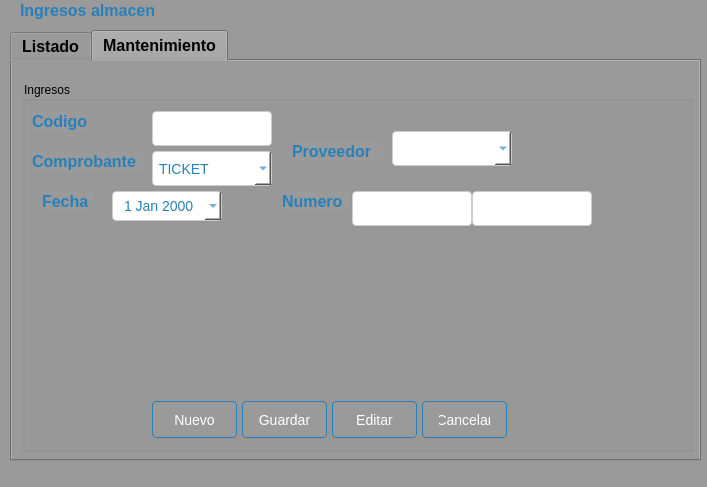
CodeDrTech/DevelopPython, file Sistema de ventas/ui/FrmIngreso.ui: the form before one commit.
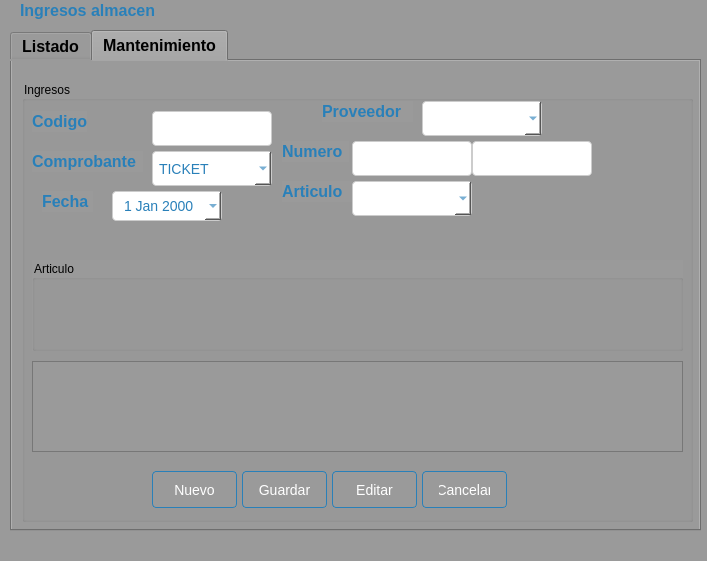
The form after the commit.

Patch:
```diff
--- a/Sistema de ventas/ui/FrmIngreso.ui
+++ b/Sistema de ventas/ui/FrmIngreso.ui
@@ -10,7 +10,7 @@
     <x>0</x>
     <y>0</y>
     <width>707</width>
-    <height>487</height>
+    <height>561</height>
    </rect>
   </property>
   <property name="windowTitle">
@@ -58,7 +58,7 @@
       <x>10</x>
       <y>30</y>
       <width>691</width>
-      <height>431</height>
+      <height>501</height>
      </rect>
     </property>
     <property name="toolTip">
@@ -515,7 +515,7 @@
         <x>10</x>
         <y>20</y>
         <width>671</width>
-        <height>371</height>
+        <height>441</height>
        </rect>
       </property>
       <property name="title">
@@ -549,7 +549,7 @@
        <property name="geometry">
         <rect>
          <x>130</x>
-         <y>320</y>
+         <y>390</y>
          <width>85</width>
          <height>37</height>
         </rect>
@@ -586,7 +586,7 @@
        <property name="geometry">
         <rect>
          <x>310</x>
-         <y>320</y>
+         <y>390</y>
          <width>85</width>
          <height>37</height>
         </rect>
@@ -623,7 +623,7 @@
        <property name="geometry">
         <rect>
          <x>220</x>
-         <y>320</y>
+         <y>390</y>
          <width>85</width>
          <height>37</height>
         </rect>
@@ -660,7 +660,7 @@
        <property name="geometry">
         <rect>
          <x>400</x>
-         <y>320</y>
+         <y>390</y>
          <width>85</width>
          <height>37</height>
         </rect>
@@ -846,8 +846,8 @@
       <widget class="QLabel" name="label_12">
        <property name="geometry">
         <rect>
-         <x>270</x>
-         <y>60</y>
+         <x>300</x>
+         <y>20</y>
          <width>91</width>
          <height>21</height>
         </rect>
@@ -921,8 +921,8 @@
       <widget class="QComboBox" name="cmbProveedor">
        <property name="geometry">
         <rect>
-         <x>370</x>
-         <y>50</y>
+         <x>400</x>
+         <y>20</y>
          <width>120</width>
          <height>35</height>
         </rect>
@@ -953,7 +953,7 @@
        <property name="geometry">
         <rect>
          <x>260</x>
-         <y>110</y>
+         <y>60</y>
          <width>67</width>
          <height>21</height>
         </rect>
@@ -977,7 +977,7 @@
        <property name="geometry">
         <rect>
          <x>330</x>
-         <y>110</y>
+         <y>60</y>
          <width>120</width>
          <height>35</height>
         </rect>
@@ -1057,7 +1057,7 @@
        <property name="geometry">
         <rect>
          <x>450</x>
-         <y>110</y>
+         <y>60</y>
          <width>120</width>
          <height>35</height>
         </rect>
@@ -1157,6 +1157,84 @@
         <string>Fecha</string>
        </property>
       </widget>
+      <widget class="QLabel" name="label_15">
+       <property name="geometry">
+        <rect>
+         <x>260</x>
+         <y>100</y>
+         <width>71</width>
+         <height>21</height>
+        </rect>
+       </property>
+       <property name="styleSheet">
+        <string notr="true">QWidget {
+    background-color: #9a9a9a;
+}
+
+QLabel {
+    color: #2980b9;
+    font-size: 16px;
+    font-weight: bold;
+}</string>
+       </property>
+       <property name="text">
+        <string>Articulo</string>
+       </property>
+      </widget>
+      <widget class="QComboBox" name="cmbArticulo">
+       <property name="geometry">
+        <rect>
+         <x>330</x>
+         <y>100</y>
+         <width>120</width>
+         <height>35</height>
+        </rect>
+       </property>
+       <property name="styleSheet">
+        <string notr="true">QComboBox {
+    background-color: #ffffff;
+    border: 1px solid #cccccc;
+    padding: 6px;
+    border-radius: 4px;
+    font-size: 14px;
+    color: #2980b9;
+}
+
+QComboBox:hover {
+    border: 1px solid #3498db;
+}
+
+QComboBox QAbstractItemView {
+    border: 1px solid #cccccc;
+    background-color: white;
+    selection-background-color: #3498db;
+}
+</string>
+       </property>
+      </widget>
+      <widget class="QGroupBox" name="groupBox_2">
+       <property name="geometry">
+        <rect>
+         <x>10</x>
+         <y>179</y>
+         <width>651</width>
+         <height>91</height>
+        </rect>
+       </property>
+       <property name="title">
+        <string>Articulo</string>
+       </property>
+      </widget>
+      <widget class="QTableView" name="tbDatos2">
+       <property name="geometry">
+        <rect>
+         <x>10</x>
+         <y>280</y>
+         <width>651</width>
+         <height>91</height>
+        </rect>
+       </property>
+      </widget>
      </widget>
     </widget>
    </widget>
```
